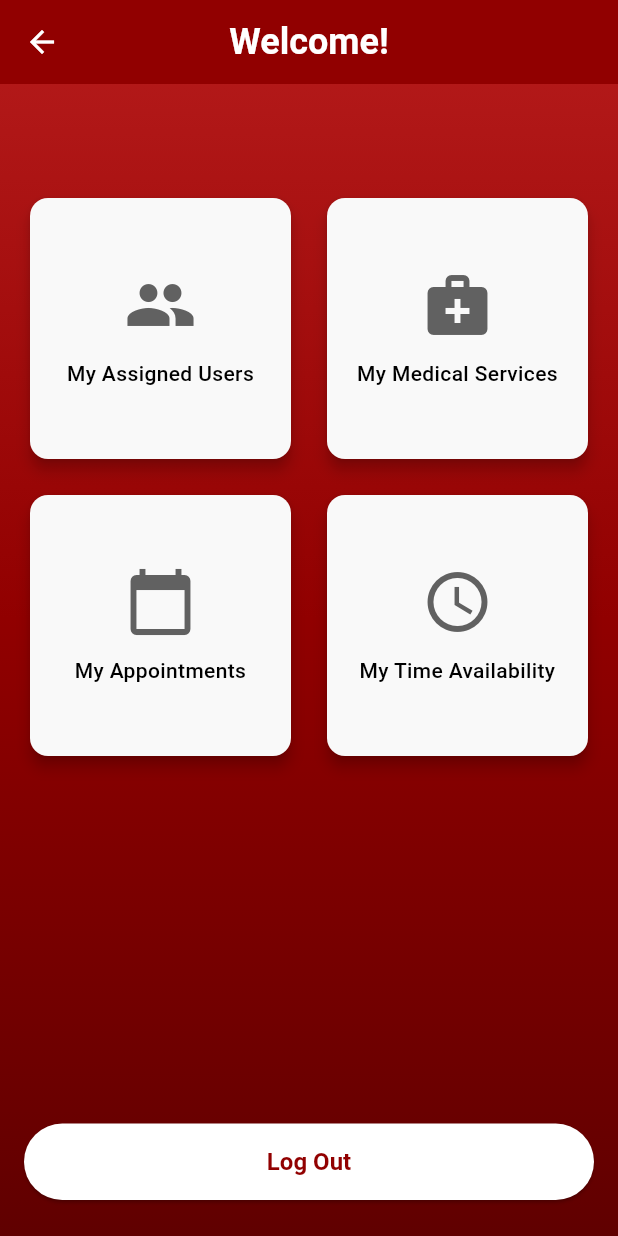
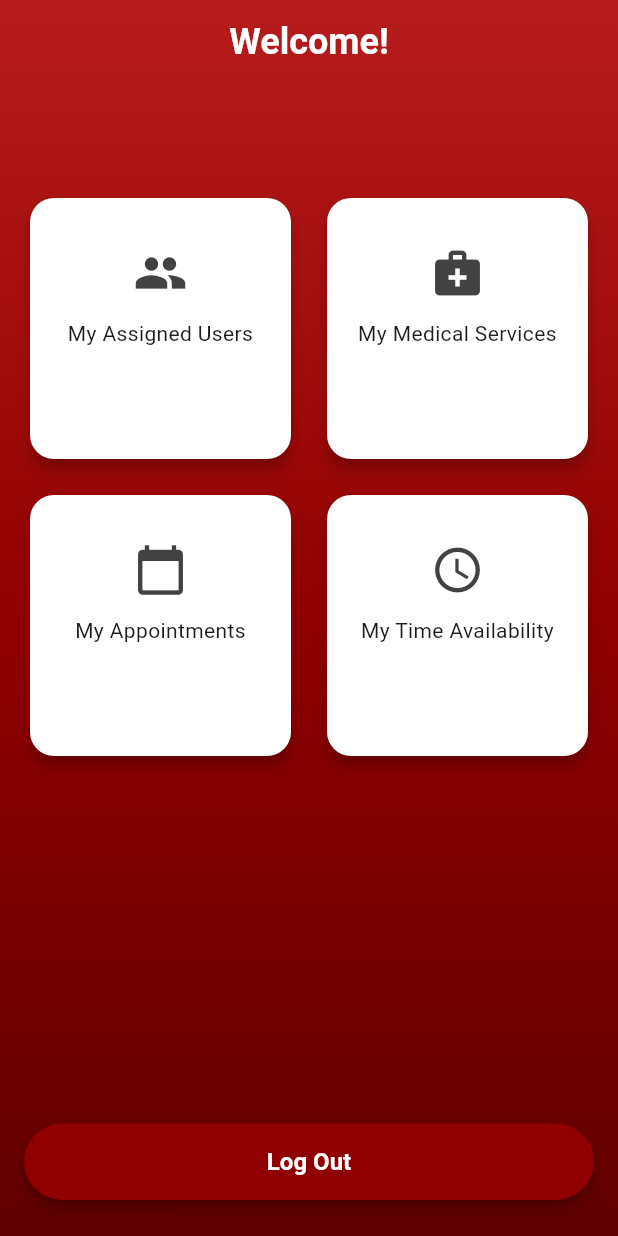
Before and after one commit to ediizvernari/Heart_App, a Flutter app: the MedicMainPage screen opened by its route, on a phone screen of 412 x 824 dp. Run offline on Flutter 3.47's test engine with Material 3 defaults, Android fonts, the phone set to English and light mode, and no system bars; our stand-ins replace dio, flutter_secure_storage, jwt_decoder; accounts and stored records are empty; network calls fail.

Commit message:
Added universal widgets and used the wrapped handler for the cvd prediction tap. Also deleted the share data with medic files

```diff
--- a/frontend/lib/features/users/data/models/assignment_status.dart
+++ b/frontend/lib/features/users/data/models/assignment_status.dart
@@ -1,16 +1,13 @@
 class AssignmentStatus {
   final bool isAssignedToMedic;
-  final bool sharesDataWithMedic;
 
   AssignmentStatus({
     required this.isAssignedToMedic,
-    required this.sharesDataWithMedic,
   });
 
   factory AssignmentStatus.fromJson(Map<String, dynamic> json) {
     return AssignmentStatus(
       isAssignedToMedic: json['has_assigned_medic'] as bool,
-      sharesDataWithMedic: json['shares_data_with_medic'] as bool,
     );
   }
 }
--- a/frontend/lib/widgets/action_card.dart
+++ b/frontend/lib/widgets/action_card.dart
@@ -7,7 +7,6 @@ class ActionCard extends StatelessWidget {
   final VoidCallback onTap;
   final bool isPrimary;
 
-  /// [isPrimary] determines styling for the primary (larger) action.
   const ActionCard({
     Key? key,
     required this.icon,
@@ -18,35 +17,25 @@ class ActionCard extends StatelessWidget {
 
   @override
   Widget build(BuildContext context) {
-    final iconColor = isPrimary ? AppColors.primaryRed : Colors.grey[700]!;
-    final textColor = isPrimary ? AppColors.primaryRed : Colors.black;
-    final iconSize = isPrimary ? 64.0 : 48.0;
-    final fontSize = isPrimary ? 18.0 : 14.0;
-
     return Card(
-      color: AppColors.cardBackground,
-      shape: RoundedRectangleBorder(
-        borderRadius: BorderRadius.circular(12),
-      ),
-      elevation: 4,
+      color: Colors.white,
+      elevation: isPrimary ? 6 : 4,
+      shape: RoundedRectangleBorder(borderRadius: BorderRadius.circular(16)),
       child: InkWell(
-        borderRadius: BorderRadius.circular(12),
         onTap: onTap,
-        child: Center(
+        borderRadius: BorderRadius.circular(16),
+        child: Padding(
+          padding: const EdgeInsets.symmetric(vertical: 32, horizontal: 16),
           child: Column(
             mainAxisSize: MainAxisSize.min,
             children: [
-              Icon(icon, size: iconSize, color: iconColor),
+              Icon(
+                icon,
+                size: 36,
+                color: isPrimary ? AppColors.primaryRed : Colors.grey[800],
+              ),
               const SizedBox(height: 12),
-              Text(
-                label,
-                textAlign: TextAlign.center,
-                style: TextStyle(
-                  fontSize: fontSize,
-                  fontWeight: FontWeight.w500,
-                  color: textColor,
-                ),
-              ),
+              Text(label, textAlign: TextAlign.center),
             ],
           ),
         ),
--- a/frontend/lib/widgets/custom_app_bar.dart
+++ b/frontend/lib/widgets/custom_app_bar.dart
@@ -1,6 +1,7 @@
 import 'package:flutter/material.dart';
-import '../../../../core/constants/app_colors.dart';
-import '../../../../core/constants/app_text_styles.dart';
+import 'package:frontend/core/constants/app_colors.dart';
+import 'package:frontend/core/constants/app_text_styles.dart';
+import 'package:frontend/core/theme/app_theme.dart';
 
 class CustomAppBar extends StatelessWidget implements PreferredSizeWidget {
   final String title;
@@ -8,6 +9,7 @@ class CustomAppBar extends StatelessWidget implements PreferredSizeWidget {
   final VoidCallback? onBack;
   final List<Widget>? actions;
   final Color iconColor;
+  final bool showBackButton;
 
   const CustomAppBar({
     Key? key,
@@ -16,6 +18,7 @@ class CustomAppBar extends StatelessWidget implements PreferredSizeWidget {
     this.onBack,
     this.actions,
     this.iconColor = Colors.white,
+    this.showBackButton = true,
   }) : super(key: key);
 
   @override
@@ -23,13 +26,23 @@ class CustomAppBar extends StatelessWidget implements PreferredSizeWidget {
 
   @override
   Widget build(BuildContext context) {
+    final gradient = Theme.of(context)
+            .extension<AppThemeExtension>()
+            ?.appBarGradient ??
+        AppColors.primaryGradient;
+
+    final canDefaultBack = showBackButton &&
+        onBack == null &&
+        Navigator.of(context).canPop();
+
     return AppBar(
-      backgroundColor: AppColors.primaryRed,
+      backgroundColor: Colors.transparent,
+      elevation: 0,
       iconTheme: IconThemeData(color: iconColor),
-      elevation: 0,
-      leading: onBack != null
+      automaticallyImplyLeading: canDefaultBack,
+      leading: showBackButton && onBack != null
           ? IconButton(
-              icon: const Icon(Icons.arrow_back, color: Colors.white),
+              icon: Icon(Icons.arrow_back, color: iconColor),
               onPressed: onBack,
             )
           : null,
@@ -48,6 +61,7 @@ class CustomAppBar extends StatelessWidget implements PreferredSizeWidget {
       ),
       centerTitle: true,
       actions: actions,
+      flexibleSpace: Container(decoration: BoxDecoration(gradient: gradient)),
     );
   }
 }
--- a/frontend/lib/widgets/rounded_button.dart
+++ b/frontend/lib/widgets/rounded_button.dart
@@ -5,25 +5,38 @@ import '../core/constants/app_text_styles.dart';
 class RoundedButton extends StatelessWidget {
   final String text;
   final VoidCallback onPressed;
+  final Color? backgroundColor;
+  final Color? foregroundColor;
+  final double borderRadius;
+  final EdgeInsetsGeometry padding;
+  final double elevation;
 
-  const RoundedButton({super.key, required this.text, required this.onPressed});
+  const RoundedButton({
+    super.key,
+    required this.text,
+    required this.onPressed,
+    this.backgroundColor,
+    this.foregroundColor,
+    this.borderRadius = 30,
+    this.padding = const EdgeInsets.symmetric(vertical: 16, horizontal: 24),
+    this.elevation = 4,
+  });
 
   @override
   Widget build(BuildContext context) {
-    return SizedBox(
-      width: MediaQuery.of(context).size.width * 0.6,
-      child: ElevatedButton(
-        onPressed: onPressed,
-        style: ElevatedButton.styleFrom(
-          backgroundColor: Colors.white,
-          foregroundColor: AppColors.primaryRed,
-          shape: RoundedRectangleBorder(
-            borderRadius: BorderRadius.circular(30),
-          ),
-          padding: const EdgeInsets.symmetric(vertical: 16),
+    return ElevatedButton(
+      onPressed: onPressed,
+      style: ElevatedButton.styleFrom(
+        backgroundColor: backgroundColor ?? AppColors.primaryRed,
+        foregroundColor: foregroundColor ?? Colors.white,
+        elevation: elevation,
+        padding: padding,
+        shape: RoundedRectangleBorder(
+          borderRadius: BorderRadius.circular(borderRadius),
         ),
-        child: Text(text, style: AppTextStyles.buttonText),
+        textStyle: AppTextStyles.buttonText,
       ),
+      child: Text(text),
     );
   }
 }
```
Also changed, not shown: frontend/lib/features/users/presentation/widgets/user_dashboard_panel.dart (+8 -2 lines), frontend/lib/handlers/client_cvd_prediction_button_handler.dart (+77 -31 lines).
